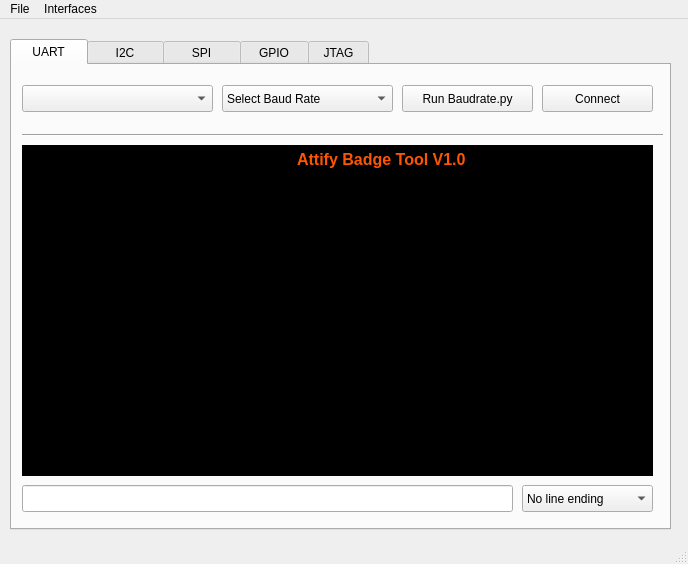
attify/attify-badge, file UI-Files/badge.ui: the form before one commit.
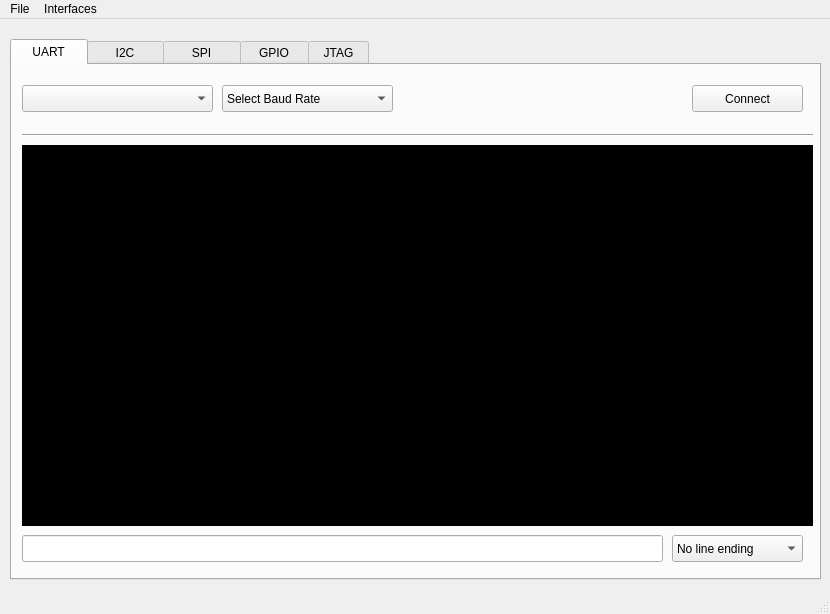
The form after the commit. The open tabs and pages were chosen to show the change.

```diff
--- a/UI-Files/badge.ui
+++ b/UI-Files/badge.ui
@@ -6,8 +6,8 @@
    <rect>
     <x>0</x>
     <y>0</y>
-    <width>688</width>
-    <height>564</height>
+    <width>830</width>
+    <height>614</height>
    </rect>
   </property>
   <property name="windowTitle">
@@ -19,8 +19,8 @@
      <rect>
       <x>10</x>
       <y>20</y>
-      <width>661</width>
-      <height>491</height>
+      <width>811</width>
+      <height>541</height>
      </rect>
     </property>
     <property name="currentIndex">
@@ -115,23 +115,10 @@
        </property>
       </item>
      </widget>
-     <widget class="QPushButton" name="pushButton_AutoDetect">
-      <property name="geometry">
-       <rect>
-        <x>390</x>
-        <y>20</y>
-        <width>131</width>
-        <height>27</height>
-       </rect>
-      </property>
-      <property name="text">
-       <string>Run Baudrate.py</string>
-      </property>
-     </widget>
      <widget class="QPushButton" name="pushButton_Connect">
       <property name="geometry">
        <rect>
-        <x>530</x>
+        <x>680</x>
         <y>20</y>
         <width>111</width>
         <height>27</height>
@@ -146,7 +133,7 @@
        <rect>
         <x>10</x>
         <y>60</y>
-        <width>641</width>
+        <width>791</width>
         <height>20</height>
        </rect>
       </property>
@@ -158,8 +145,8 @@
       <property name="geometry">
        <rect>
         <x>10</x>
-        <y>420</y>
-        <width>491</width>
+        <y>470</y>
+        <width>641</width>
         <height>27</height>
        </rect>
       </property>
@@ -167,8 +154,8 @@
      <widget class="QComboBox" name="comboBox_Ender">
       <property name="geometry">
        <rect>
-        <x>510</x>
-        <y>420</y>
+        <x>660</x>
+        <y>470</y>
         <width>131</width>
         <height>27</height>
        </rect>
@@ -199,8 +186,8 @@
        <rect>
         <x>10</x>
         <y>80</y>
-        <width>631</width>
-        <height>331</height>
+        <width>791</width>
+        <height>381</height>
        </rect>
       </property>
       <property name="palette">
@@ -626,9 +613,7 @@
 &lt;html&gt;&lt;head&gt;&lt;meta name=&quot;qrichtext&quot; content=&quot;1&quot; /&gt;&lt;style type=&quot;text/css&quot;&gt;
 p, li { white-space: pre-wrap; }
 &lt;/style&gt;&lt;/head&gt;&lt;body style=&quot; font-family:'Ubuntu'; font-size:11pt; font-weight:400; font-style:normal;&quot;&gt;
-&lt;p style=&quot; margin-top:0px; margin-bottom:0px; margin-left:0px; margin-right:0px; -qt-block-indent:0; text-indent:0px;&quot;&gt;&lt;span style=&quot; font-size:12pt; font-weight:600; color:#ff5500;&quot;&gt;                                                             Attify Badge Tool V1.0&lt;/span&gt;&lt;/p&gt;
-&lt;p style=&quot;-qt-paragraph-type:empty; margin-top:0px; margin-bottom:0px; margin-left:0px; margin-right:0px; -qt-block-indent:0; text-indent:0px; font-weight:600;&quot;&gt;&lt;br /&gt;&lt;/p&gt;
-&lt;p style=&quot;-qt-paragraph-type:empty; margin-top:0px; margin-bottom:0px; margin-left:0px; margin-right:0px; -qt-block-indent:0; text-indent:0px; font-weight:600;&quot;&gt;&lt;br /&gt;&lt;/p&gt;&lt;/body&gt;&lt;/html&gt;</string>
+&lt;p style=&quot;-qt-paragraph-type:empty; margin-top:0px; margin-bottom:0px; margin-left:0px; margin-right:0px; -qt-block-indent:0; text-indent:0px;&quot;&gt;&lt;br /&gt;&lt;/p&gt;&lt;/body&gt;&lt;/html&gt;</string>
       </property>
      </widget>
     </widget>
@@ -1977,7 +1962,7 @@
     <rect>
      <x>0</x>
      <y>0</y>
-     <width>688</width>
+     <width>830</width>
      <height>25</height>
     </rect>
    </property>
```
Left out of the diff: 2 changed lines with no effect on the pictures.
